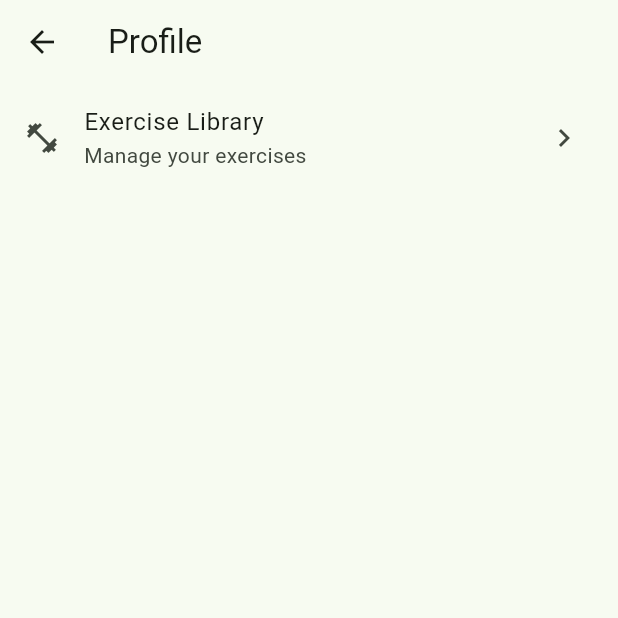
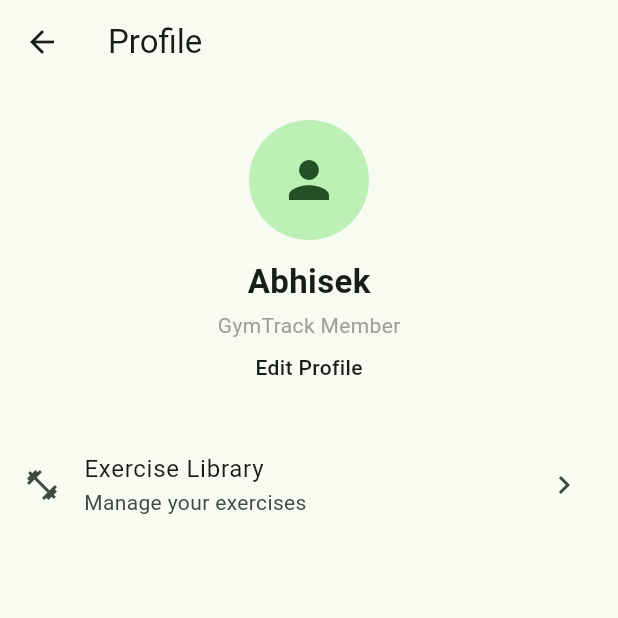
Before and after one commit to AbhisekRai24/gym_tracker, a Flutter app: the ProfileScreen screen opened directly, on a phone screen of 412 x 824 dp, the top half of it. Run offline on Flutter 3.47's test engine with Material 3 defaults, Android fonts, the phone set to English and light mode, and no system bars; our stand-ins replace flutter_riverpod, hive_flutter; accounts and stored records are empty.

Commit message:
Profile view getting sorted out

```diff
--- a/lib/features/profile/views/profile_screen.dart
+++ b/lib/features/profile/views/profile_screen.dart
@@ -1,9 +1,17 @@
 import 'package:flutter/material.dart';
 
 import '../../workouts/views/exercise_library_screen.dart';
+import 'edit_profile_screen.dart';
 
-class ProfileScreen extends StatelessWidget {
+class ProfileScreen extends StatefulWidget {
   const ProfileScreen({super.key});
+
+  @override
+  State<ProfileScreen> createState() => _ProfileScreenState();
+}
+
+class _ProfileScreenState extends State<ProfileScreen> {
+  String _name = 'Abhisek';
 
   @override
   Widget build(BuildContext context) {
@@ -11,6 +19,56 @@ class ProfileScreen extends StatelessWidget {
       appBar: AppBar(title: const Text('Profile')),
       body: ListView(
         children: [
+          const SizedBox(height: 24),
+
+          InkWell(
+            onTap: () async {
+              final name = await Navigator.push<String>(
+                context,
+                MaterialPageRoute(
+                  builder: (context) => const EditProfileScreen(),
+                ),
+              );
+
+              if (name != null) {
+                setState(() {
+                  _name = name;
+                });
+              }
+            },
+            child: Column(
+              children: [
+                const CircleAvatar(
+                  radius: 40,
+                  child: Icon(Icons.person, size: 40),
+                ),
+
+                const SizedBox(height: 12),
+
+                Text(
+                  _name,
+                  style: TextStyle(fontSize: 22, fontWeight: FontWeight.bold),
+                ),
+
+                const SizedBox(height: 4),
+
+                const Text(
+                  'GymTrack Member',
+                  style: TextStyle(color: Colors.grey),
+                ),
+
+                const SizedBox(height: 8),
+
+                const Text(
+                  'Edit Profile',
+                  style: TextStyle(fontWeight: FontWeight.w500),
+                ),
+              ],
+            ),
+          ),
+
+          const SizedBox(height: 32),
+
           ListTile(
             leading: const Icon(Icons.fitness_center),
             title: const Text('Exercise Library'),
```
Also changed, not shown: lib/features/profile/views/edit_profile_screen.dart (added, +68 -0 lines).
